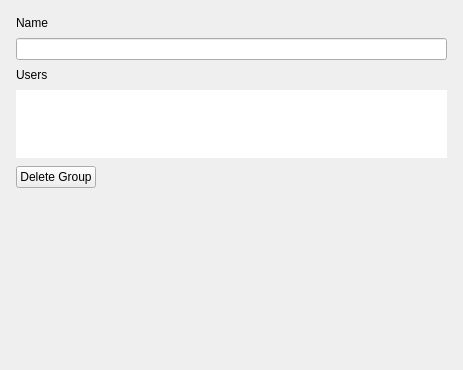
Before: the Qt Designer form client/src/ui/widgets/properties/user_group_settings_widget.ui in networkoptix/nx_open, drawn with Qt 5.
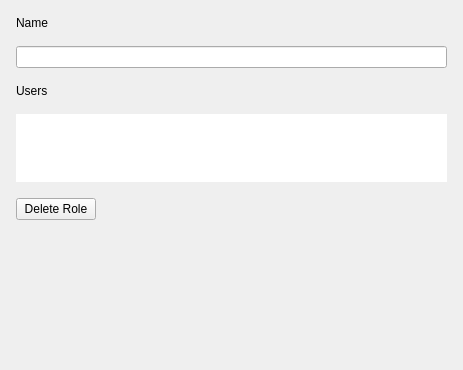
After: the same form once the commit is applied. Custom widgets are drawn as their Qt base class.

Commit message:
Work on user roles editing GUI
<==== Mercurial data ====>
Branch: dev_3.0.0_gui

What changed in the file:
```diff
--- a/client/src/ui/widgets/properties/user_group_settings_widget.ui
+++ b/client/src/ui/widgets/properties/user_group_settings_widget.ui
@@ -10,9 +10,9 @@
     <height>370</height>
    </rect>
   </property>
-  <layout class="QVBoxLayout" name="verticalLayout">
+  <layout class="QVBoxLayout" name="verticalLayout_3">
    <property name="spacing">
-    <number>8</number>
+    <number>16</number>
    </property>
    <property name="leftMargin">
     <number>16</number>
@@ -24,8 +24,10 @@
     <number>16</number>
    </property>
    <property name="bottomMargin">
-    <number>16</number>
+    <number>0</number>
    </property>
+   <item>
+    <layout class="QVBoxLayout" name="verticalLayout">
    <item>
     <widget class="QLabel" name="nameLabel">
      <property name="text">
@@ -36,6 +38,10 @@
    <item>
     <widget class="QLineEdit" name="nameLineEdit"/>
    </item>
+    </layout>
+   </item>
+   <item>
+    <layout class="QVBoxLayout" name="verticalLayout_2">
    <item>
     <widget class="QLabel" name="usersLabel">
      <property name="text">
@@ -74,6 +80,8 @@
      </property>
     </widget>
    </item>
+    </layout>
+   </item>
    <item>
     <widget class="QPushButton" name="deleteGroupButton">
      <property name="sizePolicy">
@@ -83,7 +91,7 @@
       </sizepolicy>
      </property>
      <property name="text">
-      <string>Delete Group</string>
+      <string>Delete Role</string>
      </property>
     </widget>
    </item>
```
Lines whose indentation alone changed are shown as unchanged. The commit also changes 8 other files.
